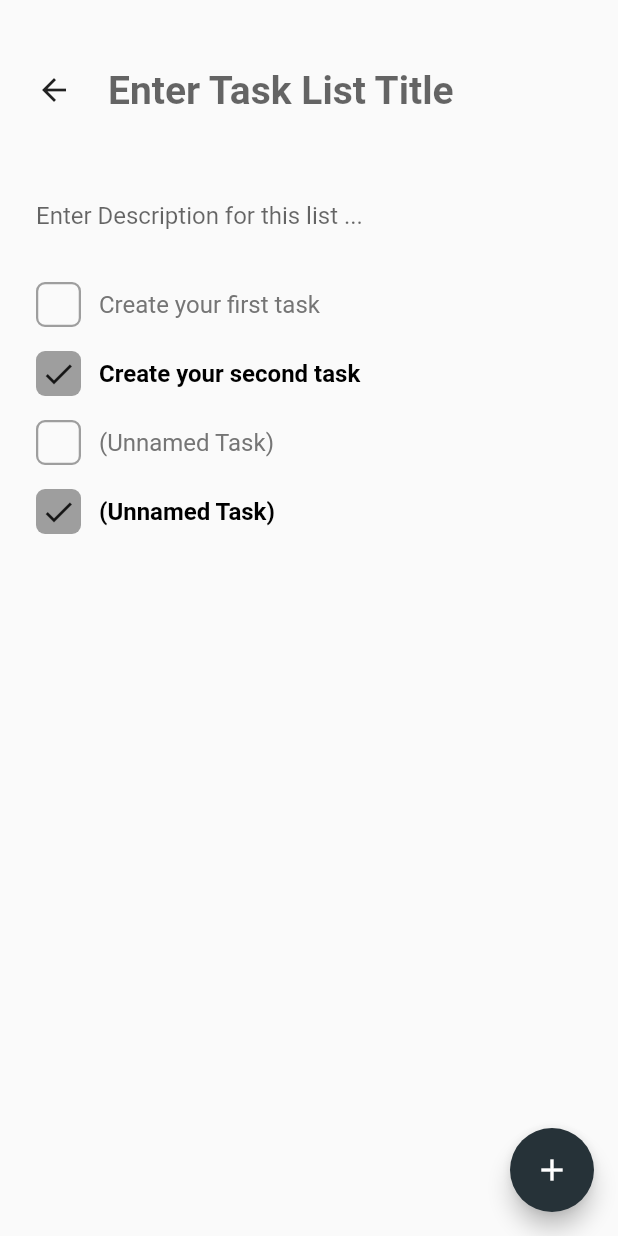
After one commit to Hannah-Ashna/Task-Keeper, a Flutter app: the Tasks screen opened directly, scrolled down 208 dp, after a tap on the "add" icon, on a phone screen of 412 x 824 dp. The commit adds this screen. Run offline on Flutter 3.47's test engine with Material 2 defaults, Android fonts, the light colour scheme and no system bars.

Commit message:
Implemented to-do list creation page

```diff
--- /dev/null
+++ b/task_keeper/lib/TaskPage.dart
@@ -0,0 +1,98 @@
+import 'package:flutter/material.dart';
+import 'package:task_keeper/Tasks.dart';
+import 'package:task_keeper/Widgets.dart';
+
+class TaskPage extends StatefulWidget{
+  @override
+  _TaskPageState createState() => _TaskPageState();
+}
+
+class _TaskPageState extends State<TaskPage> {
+  @override
+  Widget build(BuildContext context){
+    return Scaffold(
+      body: Container(
+        child: Stack(
+          children: [
+            Column(
+              crossAxisAlignment: CrossAxisAlignment.start,
+              children: [
+                Padding(
+                  padding: const EdgeInsets.only(
+                    top:  24.0,
+                    bottom: 24.0,
+                  ),
+                  child: Row(
+                    children: [
+                      InkWell(
+                        onTap: () {
+                          Navigator.pop(context);
+                        },
+                        child: Padding(
+                            padding: const EdgeInsets.all(24.0),
+                            child: Icon(Icons.arrow_back),
+                        ),
+                      ),
+                      Expanded(
+                        child: TextField(
+                          decoration: InputDecoration(
+                            hintText: "Enter Task List Title",
+                            border: InputBorder.none,
+                          ),
+                          style: TextStyle(
+                            fontSize: 26.0,
+                            fontWeight: FontWeight.bold,
+                            color: Colors.black,
+                          ),
+                        ),
+                      ),
+                    ],
+                  ),
+                ),
+                Padding(
+                  padding: EdgeInsets.only(
+                    bottom: 12.0,
+                  ),
+                  child: TextField(
+                    decoration: InputDecoration(
+                      hintText: "Enter Description for this list ...",
+                      border: InputBorder.none,
+                      contentPadding: EdgeInsets.symmetric(
+                        horizontal: 24.0,
+                      ),
+                    ),
+                  ),
+                ),
+                ToDoWidget(
+                  text: "Create your first task",
+                  isDone: false,
+                ),
+                ToDoWidget(
+                  text: "Create your second task",
+                  isDone: true,
+                ),
+                ToDoWidget(
+                  isDone: false,
+                ),
+                ToDoWidget(
+                  isDone: true,
+                ),
+              ],
+            ),
+          ],
+        ),
+      ),
+
+      floatingActionButton: FloatingActionButton(
+        onPressed: (){
+          Navigator.push(
+            context,
+            MaterialPageRoute(builder:(context) => TaskPage()),
+          );
+        },
+        child: Icon(Icons.add),
+        backgroundColor: Colors.blueGrey[900],
+      ),
+    );
+  }
+}
--- a/task_keeper/lib/Tasks.dart
+++ b/task_keeper/lib/Tasks.dart
@@ -1,5 +1,6 @@
 import 'package:flutter/material.dart';
 import 'package:task_keeper/Widgets.dart';
+import 'package:task_keeper/TaskPage.dart';
 import 'Home.dart';
 import 'Pet.dart';
 import 'PetStore.dart';
@@ -126,12 +127,24 @@ class _TasksState extends State <Tasks> {
               Column(
                 crossAxisAlignment: CrossAxisAlignment.start,
                 children: [
-                  TaskCardWidget(
-                    title: "Testing custom Title",
-                    desc: "Testing custom desc"
+                  Expanded(
+                    child: ScrollConfiguration(
+                      behavior: NoGlow(),
+                      child: ListView(
+                        children: [
+                          TaskCardWidget(
+                              title: "Testing custom Title",
+                              desc: "Testing custom desc"
+                          ),
+                          TaskCardWidget(),
+                          TaskCardWidget(),
+                          TaskCardWidget(),
+                          TaskCardWidget(),
+                          TaskCardWidget(),
+                        ],
+                      ),
+                    ),
                   ),
-                  TaskCardWidget(),
-                  TaskCardWidget(),
                 ],
               ),
             ],
@@ -142,7 +155,10 @@ class _TasksState extends State <Tasks> {
       // The options menu
       floatingActionButton: FloatingActionButton(
         onPressed: (){
-
+          Navigator.push(
+            context,
+            MaterialPageRoute(builder:(context) => TaskPage()),
+          );
         },
         child: Icon(Icons.add),
         backgroundColor: Colors.blueGrey[900],
--- a/task_keeper/lib/Widgets.dart
+++ b/task_keeper/lib/Widgets.dart
@@ -48,3 +48,55 @@ class TaskCardWidget extends StatelessWidget {
     );
   }
 }
+
+class ToDoWidget extends StatelessWidget{
+  final String text;
+  final bool isDone;
+  ToDoWidget({this.text, @required this.isDone});
+
+  @override
+  Widget build(BuildContext context) {
+    return Container(
+      padding: EdgeInsets.symmetric(
+        horizontal: 24.0,
+        vertical: 8.0,
+      ),
+      child: Row(
+        children: [
+          Container(
+            width: 30.0,
+            height: 30.0,
+            margin: EdgeInsets.only(
+              right: 12.0,
+            ),
+            decoration: BoxDecoration(
+              color: isDone ? Colors.grey : Colors.transparent,
+              borderRadius: BorderRadius.circular(6.0),
+              border: isDone? null : Border.all(
+                color: Colors.grey,
+                width: 1.5,
+              ),
+            ),
+            child: isDone ? Icon(Icons.check) : null,
+          ),
+          Text(
+              text ?? "(Unnamed Task)",
+              style: TextStyle(
+                color: isDone ? Colors.black : Colors.grey[600],
+                fontSize: 16.0,
+                fontWeight: isDone ? FontWeight.bold : FontWeight.normal,
+              ),
+          ),
+        ],
+      ),
+    );
+  }
+}
+
+// Removes the Glow effect whenever a user tries to scroll
+class NoGlow extends ScrollBehavior{
+  @override
+  Widget buildViewportChrome(BuildContext context, Widget child, AxisDirection axisDirection){
+    return child;
+  }
+}
```
